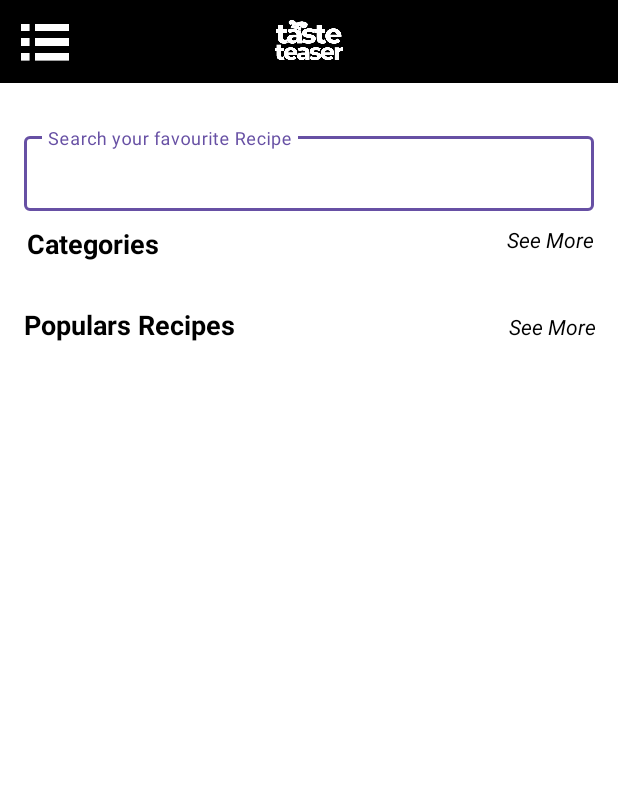
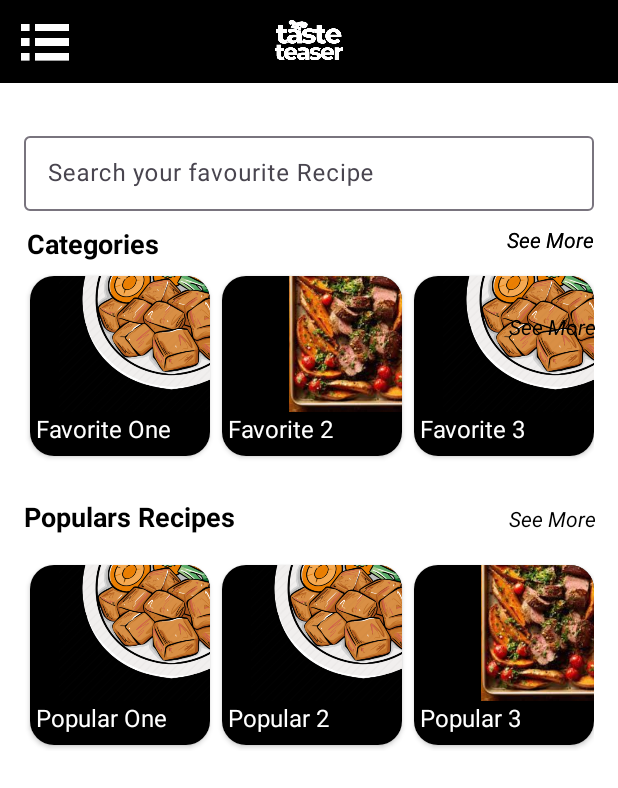
Before and after one commit to ieamil/Recipe-App, an Android app: the screen it shows after launch (HomeActivity), on a phone screen of 412 x 824 dp. Shown: the top 788 px of the screen. Run offline under Robolectric (Android 15) with nearby library versions, the phone set to English and light mode, and no system bars; our stand-ins replace sdp/ssp sizes; Roboto replaces fonts that are not available here.

Commit message:
Recipes added to home page

```diff
--- a/app/src/main/java/com/example/tasteteaser/HomeActivity.java
+++ b/app/src/main/java/com/example/tasteteaser/HomeActivity.java
@@ -24,6 +24,11 @@ public class HomeActivity extends AppCompatActivity {
         super.onCreate(savedInstanceState);
         setContentView(R.layout.activity_home);
 
+        if (savedInstanceState == null) {
+            getSupportFragmentManager().beginTransaction()
+                    .replace(R.id.fragment_container, new HomeFragment())
+                    .commit();
+        }
         // DrawerLayout, menuIcon ve NavigationView'u tanımla
         drawerLayout = findViewById(R.id.drawerLayout);
         menuIcon = findViewById(R.id.menuIcon);
@@ -34,6 +39,7 @@ public class HomeActivity extends AppCompatActivity {
             @Override
             public void onClick(View v) {
                 // Drawer'ı aç/kapat
+
                 if (drawerLayout.isDrawerOpen(GravityCompat.START)) {
                     drawerLayout.closeDrawer(GravityCompat.START);
                 } else {
--- a/app/src/main/java/com/example/tasteteaser/HomeFragment.java
+++ b/app/src/main/java/com/example/tasteteaser/HomeFragment.java
@@ -16,7 +16,6 @@ import com.example.tasteteaser.models.Recipe;
 import java.util.ArrayList;
 import java.util.List;
 
-//activity_home buraya
 public class HomeFragment extends Fragment {
     private ActivityHomeBinding binding;
     List<Recipe> foodCategories;
@@ -36,7 +35,7 @@ public class HomeFragment extends Fragment {
     }
 
     private void loadPopularRecipes() {
-        binding.rvPopulars.setAdapter(new RecipeAdapter());
+        binding.rvPopulars.setAdapter(new RecipeAdapter()); //Category Adapter yapacağız burayı
         popularRecipes = new ArrayList<>();
         popularRecipes.add(new Recipe("1","Popular One","meatrecipe","null","Popular",
                 "null","","","",""));
--- a/app/src/main/java/com/example/tasteteaser/adapter/RecipeAdapter.java
+++ b/app/src/main/java/com/example/tasteteaser/adapter/RecipeAdapter.java
@@ -16,9 +16,7 @@ import java.util.List;
 
 public class RecipeAdapter extends RecyclerView.Adapter<RecipeAdapter.RecipeHolder> {
     //category için ayrı mı oluşturmam lazım emin olamadım bu kısımlarda
-    //muhtemelen ayrı açmak gerekiyor evet :C
     //category adapter oluşturup home fragmentte food categoriesi ona göre eklemem gerekiyor ama aynı zamanda değişmez olmalı,
-    //ama oraya güncellenebilir ekliyoruz?
 
     List<Recipe> recipeList;
 
--- a/app/src/main/res/layout/activity_home.xml
+++ b/app/src/main/res/layout/activity_home.xml
@@ -99,6 +99,7 @@
             app:layout_constraintTop_toTopOf="parent"
             app:layout_constraintTop_toBottomOf="@+id/tv_food_ctg"/>
 
+
         <TextView
             android:id="@+id/tv_populars"
             android:layout_width="wrap_content"
@@ -111,6 +112,15 @@
             app:layout_constraintStart_toStartOf="@+id/rv_food_categories"
             app:layout_constraintTop_toBottomOf="@+id/rv_food_categories"
             />
+
+        <FrameLayout
+            android:id="@+id/fragment_container"
+            android:layout_width="match_parent"
+            android:layout_height="match_parent"
+            app:layout_constraintTop_toBottomOf="@+id/tv_populars"
+            app:layout_constraintStart_toStartOf="parent"
+            app:layout_constraintEnd_toEndOf="parent"
+            app:layout_constraintBottom_toBottomOf="parent"/>
 
         <androidx.recyclerview.widget.RecyclerView
             android:id="@+id/rv_populars"
@@ -126,7 +136,7 @@
             app:layout_constraintTop_toBottomOf="@+id/tv_populars" />
 
         <TextView
-            android:id="@+id/tv_see_all_favourite"
+            android:id="@+id/tv_see_all_categories"
             android:layout_width="wrap_content"
             android:layout_height="wrap_content"
             android:text="See More"
@@ -150,6 +160,8 @@
             app:layout_constraintHorizontal_bias="0.925"
             app:layout_constraintStart_toEndOf="@+id/tv_populars"
             app:layout_constraintTop_toTopOf="@+id/tv_populars" />
+
+
     </androidx.constraintlayout.widget.ConstraintLayout>
 
     <com.google.android.material.navigation.NavigationView
```
Also changed, not shown: app/src/main/res/layout/item_category.xml (renamed from app/src/main/res/layout/fragment_category.xml).
